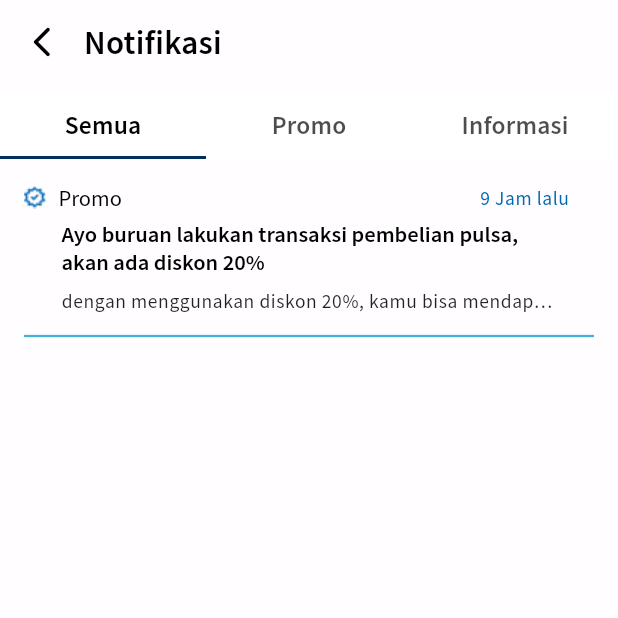
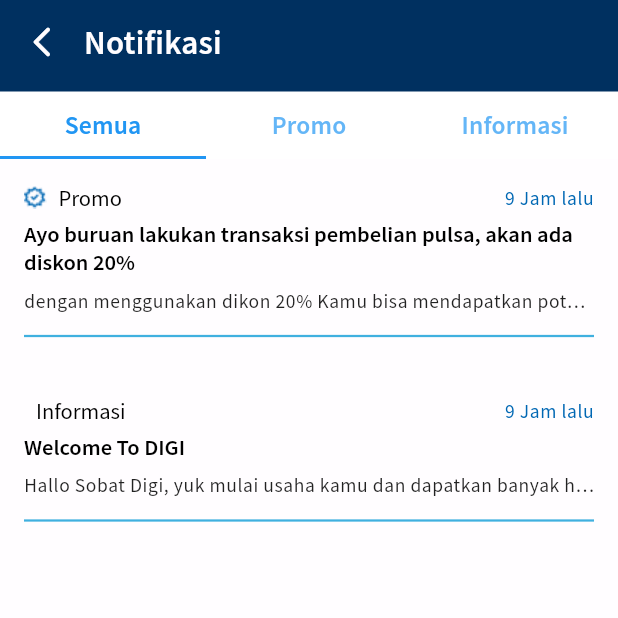
Before and after one commit to erlandmotor/Agent_Mobile_App, a Flutter app: the NotificationPage screen opened directly, on a phone screen of 412 x 824 dp, the top half of it. Run offline on Flutter 3.47's test engine with Material 2 defaults, Android fonts, the phone set to English and light mode, and no system bars; our stand-ins replace accordion, dio, shared_preferences; missing offline and left inert: dropdown_below; accounts and stored records are empty; network calls fail.

Commit message:
notification done

```diff
--- a/lib/main.dart
+++ b/lib/main.dart
@@ -14,6 +14,7 @@ import 'package:agent_mobile_app/providers/auth/signup_provider.dart';
 import 'package:agent_mobile_app/providers/auth/verification_otp_provider.dart';
 import 'package:agent_mobile_app/providers/buyer_prov/payment_provider.dart';
 import 'package:agent_mobile_app/providers/faq_prov/faq_providers.dart';
+import 'package:agent_mobile_app/providers/notification_prov/notification_provider.dart';
 import 'package:agent_mobile_app/providers/product_prov/product_providers.dart';
 import 'package:agent_mobile_app/providers/profile/account_provider.dart';
 import 'package:agent_mobile_app/providers/reward/reward_providers.dart';
@@ -61,6 +62,8 @@ class MyApp extends StatelessWidget {
             create: (context) => PaymentMethodProvider()),
         ChangeNotifierProvider<TransactionProviders>(
             create: (context) => TransactionProviders()),
+        ChangeNotifierProvider<NotificationDataProvider>(
+            create: (context) => NotificationDataProvider()),
       ],
       child: MaterialApp(
         navigatorKey: contextNav,
--- /dev/null
+++ b/lib/models/notification_model.dart
@@ -0,0 +1,26 @@
+import 'dart:convert';
+
+NotificationModel notificationModelFromJson(String str) =>
+    NotificationModel.fromJson(json.decode(str));
+
+class NotificationModel {
+  NotificationModel({
+    this.id,
+    this.type,
+    this.title,
+    this.desc,
+  });
+
+  int? id;
+  String? type;
+  String? title;
+  String? desc;
+
+  factory NotificationModel.fromJson(Map<String, dynamic> json) =>
+      NotificationModel(
+        id: json["id"],
+        type: json["type"],
+        title: json["title"],
+        desc: json["desc"],
+      );
+}
--- a/lib/pages/cashout/cashout_list_page.dart
+++ b/lib/pages/cashout/cashout_list_page.dart
@@ -9,8 +9,8 @@ import 'package:flutter/material.dart';
 class CashoutList extends StatelessWidget {
   CashoutList({super.key});
 
-  List<String> cashoutList = ['BNI', 'BCA', 'BRI', 'Mandiri'];
-  List<String> icon = [
+  final List<String> cashoutList = ['BNI', 'BCA', 'BRI', 'Mandiri'];
+  final List<String> icon = [
     'assets/logo/bni.png',
     'assets/logo/bca.png',
     'assets/logo/bri.png',
@@ -34,7 +34,7 @@ class CashoutList extends StatelessWidget {
               'Pilih Bank',
               style: FontStyle.subtitle1SemiBold,
             ),
-            SizedBox(
+            const SizedBox(
               height: 16,
             ),
             Expanded(
--- a/lib/pages/desc_product/widget_reusable/widget_reusable.dart
+++ b/lib/pages/desc_product/widget_reusable/widget_reusable.dart
@@ -40,6 +40,8 @@ class ReusableWidget {
                       validator: (String? error) {
                         if (error!.isEmpty) {
                           return 'Field ini tidak boleh kosong*';
+                        } else if (error.startsWith('+62') == false) {
+                          return 'Format harus +62*';
                         }
                       },
                       keyboardType: TextInputType.number,
--- a/lib/pages/notification/notification_page.dart
+++ b/lib/pages/notification/notification_page.dart
@@ -1,13 +1,25 @@
 import 'package:agent_mobile_app/helper/margin_layout.dart';
 import 'package:agent_mobile_app/helper/themes_colors.dart';
 import 'package:agent_mobile_app/helper/themse_fonts.dart';
-import 'package:agent_mobile_app/widget_reusable/widget_appbar_default.dart';
+import 'package:agent_mobile_app/providers/notification_prov/notification_provider.dart';
+import 'package:flutter/cupertino.dart';
 import 'package:flutter/material.dart';
+import 'package:provider/provider.dart';
 
-class NotificationPage extends StatelessWidget {
-  NotificationPage({super.key});
+class NotificationPage extends StatefulWidget {
+  const NotificationPage({super.key});
 
+  @override
+  State<NotificationPage> createState() => _NotificationPageState();
+}
+
+class _NotificationPageState extends State<NotificationPage> {
   final List _buttonBar = ['Semua', 'Promo', 'Informasi'];
+  @override
+  void initState() {
+    super.initState();
+    context.read<NotificationDataProvider>().getData();
+  }
 
   int notifikasi = 0;
 
@@ -15,34 +27,92 @@ class NotificationPage extends StatelessWidget {
   Widget build(BuildContext context) {
     return DefaultTabController(
       length: _buttonBar.length,
-      child: Scaffold(
+      child: Builder(builder: (context) {
+        final TabController tabController = DefaultTabController.of(context)!;
+        tabController.addListener(() {
+          if (tabController.index == 0) {
+            context.read<NotificationDataProvider>().filterDataNotif(query: '');
+          } else if (tabController.index == 1) {
+            context
+                .read<NotificationDataProvider>()
+                .filterDataNotif(query: 'promo');
+          } else {
+            context
+                .read<NotificationDataProvider>()
+                .filterDataNotif(query: 'informasi');
+          }
+        });
+        return Scaffold(
             backgroundColor: ColorApp.secondaryFF,
-        appBar: CustomAppBar.appBarWithTabBarSecond(context,
-            backgroundColor: ColorApp.secondaryFF,
-            colorComponen: ColorApp.secondary00,
-            title: 'Notifikasi',
-            tabBar: [
+            appBar: AppBar(
+              backgroundColor: ColorApp.primaryA3,
+              elevation: 0,
+              leading: InkWell(
+                onTap: () => Navigator.pop(context),
+                child: Icon(
+                  Icons.arrow_back_ios_new_rounded,
+                  color: ColorApp.secondaryFF,
+                ),
+              ),
+              titleSpacing: 0,
+              bottom: PreferredSize(
+                preferredSize: const Size.fromHeight(50),
+                child: Material(
+                  color: Colors.white,
+                  child: SizedBox(
+                    height: 45,
+                    child: TabBar(
+                      tabs: [
                         Text(_buttonBar[0]),
                         Text(_buttonBar[1]),
                         Text(_buttonBar[2]),
-            ]),
-        body: Column(
-            // crossAxisAlignment: CrossAxisAlignment.center,
-            mainAxisAlignment: MainAxisAlignment.center,
-            children: [
-              notifikasi != 0
-                  ? Column(
+                      ],
+                      labelStyle: FontStyle.subtitle1SemiBold
+                          .copyWith(color: Colors.blue),
+                      labelColor: Colors.blue,
+                      indicatorColor: Colors.blue,
+                    ),
+                  ),
+                ),
+              ),
+              title: Text(
+                'Notifikasi',
+                style: FontStyle.heading1.copyWith(color: ColorApp.secondaryFF),
+              ),
+            ),
+            body:
+                Consumer<NotificationDataProvider>(builder: (context, data, _) {
+              if (data.isLoading == true) {
+                return const Center(
+                  child: CupertinoActivityIndicator(
+                    radius: 16,
+                  ),
+                );
+              } else {
+                if (data.dataNotification.isNotEmpty) {
+                  return ListView.builder(
+                    itemCount: data.dataNotification.length,
+                    itemBuilder: (context, index) => notificationWidget(
+                        time: '9 Jam lalu',
+                        title: data.dataNotification[index].title!,
+                        desc: data.dataNotification[index].desc!,
+                        type: data.dataNotification[index].type!),
+                  );
+                } else {
+                  return Column(
                     children: [
                       Image.asset(
-                            'assets/ilustration/nothingNotification.png'),
-                        SizedBox(
+                        'assets/ilustration/nothingNotification.png',
+                        width: MediaQuery.of(context).size.height * 0.5,
+                      ),
+                      const SizedBox(
                         height: 16,
                       ),
                       Text(
                         'Belum ada notificasi buatmu',
                         style: FontStyle.headline6,
                       ),
-                        SizedBox(
+                      const SizedBox(
                         height: 8,
                       ),
                       Padding(
@@ -54,67 +124,54 @@ class NotificationPage extends StatelessWidget {
                         ),
                       )
                     ],
-                    )
-                  : Expanded(
-                      child: ListView.builder(
-                        itemCount: 1,
-                        itemBuilder: (context, index) => notificationWidget(
-                            time: '9 Jam lalu',
-                            title:
-                                'Ayo buruan lakukan transaksi pembelian pulsa, akan ada diskon 20%',
-                            desc:
-                                'dengan menggunakan diskon 20%, kamu bisa mendapatkan'),
-                      ),
-                    )
-            ]),
-      ),
+                  );
+                }
+              }
+            }));
+      }),
     );
   }
 
   Container notificationWidget(
-      {required String time, required String title, required String desc}) {
+      {required String time,
+      required String title,
+      required String desc,
+      required String type}) {
     return Container(
       padding: Marginlayout.marginAll,
       child: Column(
+        crossAxisAlignment: CrossAxisAlignment.start,
         children: [
           Row(
+            mainAxisAlignment: MainAxisAlignment.spaceBetween,
             children: [
-              Expanded(
-                flex: 4,
-                child: Row(
-                  children: [
-                    Image.asset('assets/icons/promo.png'),
-                    SizedBox(
+              type.toLowerCase() == 'Promo'.toLowerCase()
+                  ? Image.asset('assets/icons/promo.png')
+                  : const Opacity(opacity: 0),
+              const SizedBox(
                 width: 8,
               ),
               Text(
-                      'Promo',
+                type.toLowerCase() == 'Promo'.toLowerCase()
+                    ? 'Promo'
+                    : 'Informasi',
                 style: FontStyle.subtitle2,
               ),
-                  ],
-                ),
-              ),
-              Expanded(
-                flex: 1,
-                child: Text(
+              const Spacer(),
+              Text(
                 time,
                 style: FontStyle.captionBlue,
-                ),
               )
             ],
           ),
-          SizedBox(
+          const SizedBox(
             height: 5,
           ),
-          Padding(
-            padding: EdgeInsets.symmetric(horizontal: 25),
-            child: Column(
-              children: [
           Text(
             title,
             style: FontStyle.subtitle2SemiBold,
           ),
-                SizedBox(
+          const SizedBox(
             height: 8,
           ),
           Text(
@@ -122,11 +179,8 @@ class NotificationPage extends StatelessWidget {
             maxLines: 1,
             overflow: TextOverflow.ellipsis,
             style: FontStyle.caption,
-                )
-              ],
           ),
-          ),
-          SizedBox(
+          const SizedBox(
             height: 8,
           ),
           Divider(
--- a/lib/pages/poin_page/poin_detail_page.dart
+++ b/lib/pages/poin_page/poin_detail_page.dart
@@ -30,8 +30,7 @@ class _RewardDetailPageState extends State<RewardDetailPage> {
   @override
   Widget build(BuildContext context) {
     return Scaffold(
-      resizeToAvoidBottomInset: false, // this is new
-      // resizeToAvoidBottomPadding: false, // this
+      resizeToAvoidBottomInset: false,
       backgroundColor: Colors.white,
       appBar: CustomAppBar.appBarDefault(
         context,
--- a/lib/providers/transaction_prov/transaction_provider.dart
+++ b/lib/providers/transaction_prov/transaction_provider.dart
@@ -28,6 +28,7 @@ class TransactionProviders extends ChangeNotifier {
         for (var item in message['data']) {
           _listTransaction.add(TransactionModel.fromJson(item));
         }
+        _listTransaction.reversed;
       } else {
         _listTransaction = [];
       }
--- a/lib/widget_reusable/widget_button.dart
+++ b/lib/widget_reusable/widget_button.dart
@@ -1,11 +1,8 @@
-import 'package:agent_mobile_app/helper/routes.dart';
 import 'package:agent_mobile_app/helper/themes_colors.dart';
 import 'package:agent_mobile_app/helper/themse_fonts.dart';
 import 'package:flutter/cupertino.dart';
-import 'package:agent_mobile_app/pages/desc_product/check_out_page.dart';
 import 'package:flutter/material.dart';
 import 'package:dropdown_below/dropdown_below.dart';
-import 'package:agent_mobile_app/helper/shadow.dart';
 
 /// class ini berisi kumpulan widget reusable button
 class ButtonCustom {
--- a/pubspec.yaml
+++ b/pubspec.yaml
@@ -55,6 +55,7 @@ flutter:
   # To add assets to your application, add an assets section, like this:
   assets:
     - assets/
+    - assets/dumy_data/notification_data.json
     - assets/backround/
     - assets/banner/
     - assets/icons/
```
Also changed, not shown: assets/dumy_data/notification_data.json (added, +14 -0 lines), lib/pages/desc_product/check_out_page.dart (+48 -8 lines), lib/pages/desc_product/paket_data/paket_data_page.dart (+13 -1 lines), lib/pages/desc_product/pulsa/pulsa_page.dart (+13 -2 lines), lib/pages/home_page/home_page.dart (+9 -4 lines), lib/pages/transaction_page/history_transaction.dart (+2 -5 lines), lib/providers/buyer_prov/payment_provider.dart (+19 -1 lines), lib/providers/notification_prov/notification_provider.dart (added, +44 -0 lines), pubspec.lock. Lines whose indentation alone changed are shown as unchanged.
